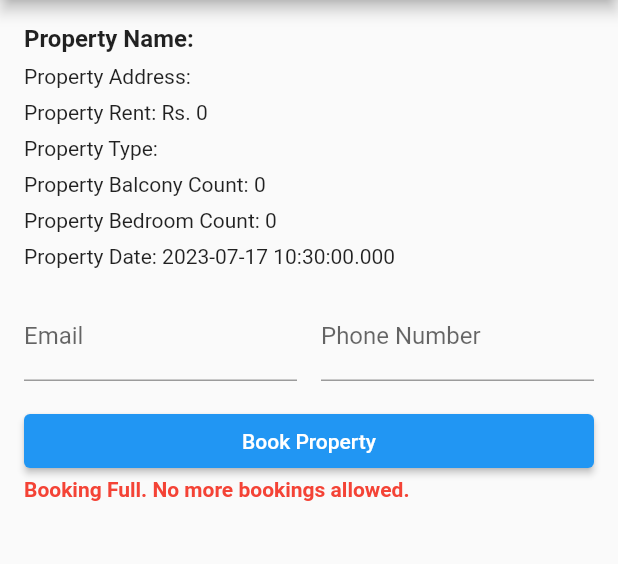
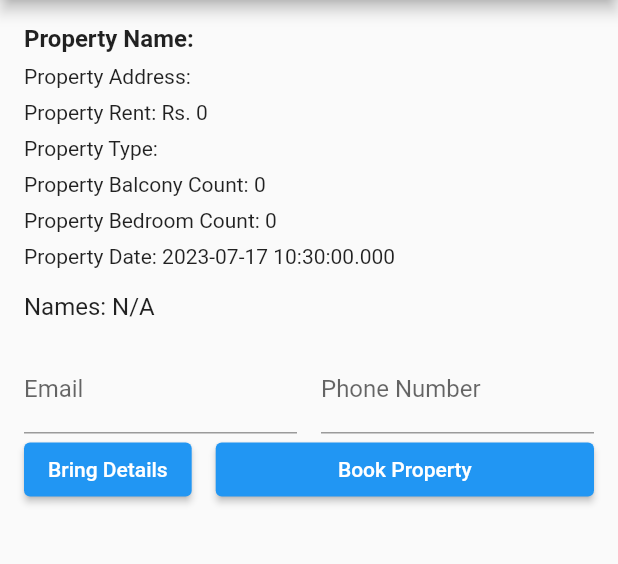
Before and after one commit to barunsh/nodejsapp, a Flutter app: the BookingPage screen opened directly with empty values, after a tap on "Book Property", on a phone screen of 412 x 824 dp, the part 84-648 px from its top. Run offline on Flutter 3.47's test engine with Material 2 defaults, Android fonts, the phone set to English and light mode, and no system bars; our stand-ins replace flutter_typeahead, jwt_decoder, shared_preferences; accounts and stored records are empty.

```diff
--- a/frontend/lib/booking.dart
+++ b/frontend/lib/booking.dart
@@ -6,7 +6,10 @@ class Booking {
   final int propertyBalconyCount;
   final int propertyBedroomCount;
   final DateTime propertyDate;
-  int bookingRemaining; // Change from final to regular instance variable
+  int bookingRemaining;
+  String? email;
+  int? phone;
+  String? names; // Change from final to regular instance variable
 
   Booking({
     required this.propertyName,
@@ -17,6 +20,9 @@ class Booking {
     required this.propertyBedroomCount,
     required this.propertyDate,
     required this.bookingRemaining,
+    this.email,
+    this.phone,
+    this.names,
   });
 
   factory Booking.fromJson(Map<String, dynamic> json) {
@@ -29,6 +35,9 @@ class Booking {
       propertyBedroomCount: json['propertyBedroomCount'] ?? 0,
       propertyDate: json['propertyDate'] != null ? DateTime.parse(json['propertyDate']) : DateTime.now(),
       bookingRemaining: json['bookingRemaining'] ?? 0,
+      email: json['email'],
+      phone: json['phone'],
+      names: json['names'],
     );
   }
 }
--- a/frontend/lib/bookingpage.dart
+++ b/frontend/lib/bookingpage.dart
@@ -3,48 +3,57 @@ import 'booking.dart';
 
 class BookingPage extends StatefulWidget {
   final Booking booking;
+  final String? names;
+  final String? email;
+  final int? phone;
 
-  const BookingPage({required this.booking});
+  BookingPage({required this.booking, this.names, this.email, this.phone});
 
   @override
   _BookingPageState createState() => _BookingPageState();
 }
 
 class _BookingPageState extends State<BookingPage> {
-  String email = ''; // New variable to store email input
-  String phone = ''; // New variable to store phone input
-  bool isBookingFull = false;
+  TextEditingController emailController = TextEditingController();
+  TextEditingController phoneController = TextEditingController();
+  TextEditingController namesController = TextEditingController();
 
   @override
   void initState() {
     super.initState();
-    checkBookingFull();
+    bringDetails();
   }
 
-  void checkBookingFull() {
-    if (widget.booking.bookingRemaining <= 0) {
+  void bringDetails() {
+    if (widget.names != null && widget.phone != null && widget.email != null) {
       setState(() {
-        isBookingFull = true;
+        namesController.text = widget.names!;
+        emailController.text = widget.email!;
+        phoneController.text = widget.phone.toString();
       });
     } else {
       setState(() {
-        isBookingFull = false;
+        namesController.text = ''; // Set the names field to an empty string
+        emailController.text = ''; // Set the email field to an empty string
+        phoneController.text = ''; // Set the phone field to an empty string
       });
     }
   }
 
-  // Function to handle booking a property
   void bookProperty() {
-    if (!isBookingFull) {
-      // Update email and phone in the booking object
-      // widget.booking.email = email;
-      // widget.booking.phone = phone;
+    // Update email and phone in the booking object
+    String email = emailController.text;
+    int phone = int.parse(phoneController.text);
 
-      // Perform any further actions, such as saving the booking to the database or displaying a success message
-    } else {
-      // Display an error message or handle the case when the booking limit is reached
-      print('Booking limit reached');
-    }
+    // Perform any further actions, such as saving the booking to the database or displaying a success message
+  }
+
+  @override
+  void dispose() {
+    emailController.dispose();
+    phoneController.dispose();
+    namesController.dispose();
+    super.dispose();
   }
 
   @override
@@ -78,15 +87,16 @@ class _BookingPageState extends State<BookingPage> {
             SizedBox(height: 8),
             Text('Property Date: ${widget.booking.propertyDate.toString()}'),
             SizedBox(height: 16),
+            Text(
+              'Names: ${namesController.text.isEmpty ? 'N/A' : namesController.text}',
+              style: TextStyle(fontSize: 16),
+            ),
+            SizedBox(height: 16),
             Row(
               children: [
                 Expanded(
                   child: TextField(
-                    onChanged: (value) {
-                      setState(() {
-                        email = value;
-                      });
-                    },
+                    controller: emailController,
                     decoration: InputDecoration(
                       labelText: 'Email',
                     ),
@@ -95,11 +105,7 @@ class _BookingPageState extends State<BookingPage> {
                 SizedBox(width: 16),
                 Expanded(
                   child: TextField(
-                    onChanged: (value) {
-                      setState(() {
-                        phone = value;
-                      });
-                    },
+                    controller: phoneController,
                     decoration: InputDecoration(
                       labelText: 'Phone Number',
                     ),
@@ -107,9 +113,13 @@ class _BookingPageState extends State<BookingPage> {
                 ),
               ],
             ),
-            SizedBox(height: 16),
             Row(
               children: [
+                ElevatedButton(
+                  onPressed: bringDetails,
+                  child: Text('Bring Details'),
+                ),
+                SizedBox(width: 16),
                 Expanded(
                   child: ElevatedButton(
                     onPressed: bookProperty,
@@ -118,14 +128,6 @@ class _BookingPageState extends State<BookingPage> {
                 ),
               ],
             ),
-            if (isBookingFull)
-              Text(
-                'Booking Full. No more bookings allowed.',
-                style: TextStyle(
-                  color: Colors.red,
-                  fontWeight: FontWeight.bold,
-                ),
-              ),
           ],
         ),
       ),
--- a/frontend/lib/config.dart
+++ b/frontend/lib/config.dart
@@ -3,4 +3,5 @@ final registration = url + "registration";
 final login = url + 'login';
 final createBooking = 'bookings';
 final getBooking = 'getbooking';
+final updateBooking = 'updateBooking';
 final emailphone = 'emailphone';
--- a/frontend/lib/showproperty.dart
+++ b/frontend/lib/showproperty.dart
@@ -7,6 +7,12 @@ import 'booking.dart';
 import 'bookingpage.dart';
 
 class GetDataPage extends StatefulWidget {
+  final String? names;
+  final String? email;
+  final int? phone;
+
+  GetDataPage({this.names, this.email, this.phone});
+
   @override
   _GetDataPageState createState() => _GetDataPageState();
 }
@@ -73,6 +79,10 @@ class _GetDataPageState extends State<GetDataPage> {
             )
           : Column(
               children: [
+                Text(
+                  'Names: ${widget.names ?? 'N/A'}',
+                  style: TextStyle(fontSize: 16),
+                ),
                 Padding(
                   padding: const EdgeInsets.all(8.0),
                   child: TypeAheadField<String>(
@@ -127,8 +137,11 @@ class _GetDataPageState extends State<GetDataPage> {
 
 class CardList extends StatefulWidget {
   final Booking booking;
+  final String? names;
+  final String? email;
+  final int? phone;
 
-  CardList({required this.booking});
+  CardList({required this.booking, this.email, this.names, this.phone});
 
   @override
   _CardListState createState() => _CardListState();
@@ -201,7 +214,12 @@ class _CardListState extends State<CardList> {
                         Navigator.push(
                           context,
                           MaterialPageRoute(
-                            builder: (context) => BookingPage(booking: widget.booking),
+                            builder: (context) => BookingPage(
+                              booking: widget.booking,
+                              email: widget.email,
+                              // names: widget.names,
+                              phone: widget.phone,
+                              ),
                           ),
                         );
                       }
```
Also changed, not shown: frontend/lib/updatebooking.dart (added, +455 -0 lines), 2 other files.
